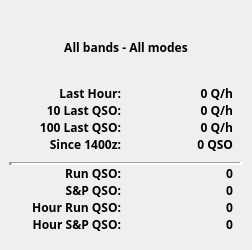
Above: not1mm/data/ratewindow.ui from mbridak/not1mm before the change. Below: the same form after it.
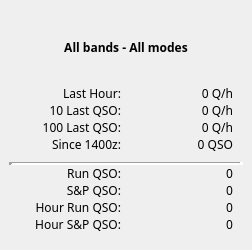
That is the form after the change.

Commit message: @mbridak Fix: light mode band indicators. Refactor font weight.

What changed in the file:
```diff
--- a/not1mm/data/ratewindow.ui
+++ b/not1mm/data/ratewindow.ui
@@ -29,7 +29,7 @@
    <property name="font">
     <font>
      <family>JetBrains Mono</family>
-     <weight>100</weight>
+     
     </font>
    </property>
    <property name="sizePolicy">
```
Left out of the diff: 2 changed lines with no effect on the pictures. The commit also changes 12 other files.
